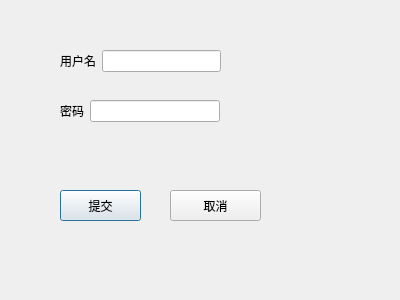
Before: the Qt Designer form ui/login.ui in Jane007/pythonwork, drawn with Qt 5.
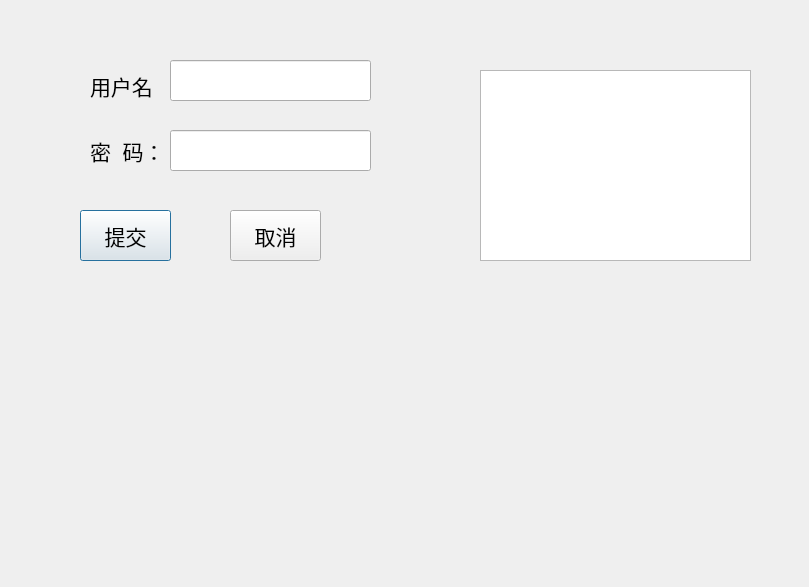
After: the same form once the commit is applied.

The edit to the form file:
```diff
--- a/ui/login.ui
+++ b/ui/login.ui
@@ -6,86 +6,140 @@
    <rect>
     <x>0</x>
     <y>0</y>
-    <width>400</width>
-    <height>300</height>
+    <width>809</width>
+    <height>587</height>
    </rect>
   </property>
+  <property name="font">
+   <font>
+    <pointsize>1</pointsize>
+   </font>
+  </property>
   <property name="windowTitle">
    <string>Dialog</string>
   </property>
   <widget class="QPushButton" name="pushButton">
    <property name="geometry">
     <rect>
-     <x>60</x>
-     <y>190</y>
-     <width>81</width>
-     <height>31</height>
+     <x>80</x>
+     <y>210</y>
+     <width>91</width>
+     <height>51</height>
     </rect>
    </property>
+   <property name="font">
+    <font>
+     <pointsize>16</pointsize>
+    </font>
+   </property>
    <property name="text">
     <string>提交</string>
    </property>
   </widget>
-  <widget class="QPushButton" name="pushButton_2">
+  <widget class="QLineEdit" name="username">
    <property name="geometry">
     <rect>
      <x>170</x>
-     <y>190</y>
+     <y>60</y>
+     <width>201</width>
+     <height>41</height>
+    </rect>
+   </property>
+   <property name="font">
+    <font>
+     <family>Arial Black</family>
+     <pointsize>15</pointsize>
+    </font>
+   </property>
+  </widget>
+  <widget class="QLineEdit" name="password">
+   <property name="geometry">
+    <rect>
+     <x>170</x>
+     <y>130</y>
+     <width>201</width>
+     <height>41</height>
+    </rect>
+   </property>
+   <property name="font">
+    <font>
+     <family>Arial Black</family>
+     <pointsize>15</pointsize>
+    </font>
+   </property>
+  </widget>
+  <widget class="QLabel" name="label">
+   <property name="geometry">
+    <rect>
+     <x>90</x>
+     <y>40</y>
+     <width>71</width>
+     <height>91</height>
+    </rect>
+   </property>
+   <property name="font">
+    <font>
+     <pointsize>16</pointsize>
+    </font>
+   </property>
+   <property name="text">
+    <string>用户名：</string>
+   </property>
+  </widget>
+  <widget class="QLabel" name="label_2">
+   <property name="geometry">
+    <rect>
+     <x>90</x>
+     <y>120</y>
      <width>91</width>
-     <height>31</height>
+     <height>61</height>
     </rect>
+   </property>
+   <property name="font">
+    <font>
+     <pointsize>16</pointsize>
+    </font>
+   </property>
+   <property name="styleSheet">
+    <string notr="true"/>
+   </property>
+   <property name="text">
+    <string>密  码：</string>
+   </property>
+  </widget>
+  <widget class="QToolButton" name="cacel">
+   <property name="geometry">
+    <rect>
+     <x>230</x>
+     <y>210</y>
+     <width>91</width>
+     <height>51</height>
+    </rect>
+   </property>
+   <property name="font">
+    <font>
+     <pointsize>16</pointsize>
+    </font>
    </property>
    <property name="text">
     <string>取消</string>
    </property>
   </widget>
-  <widget class="QWidget" name="formLayoutWidget">
+  <widget class="QTextBrowser" name="textBrowser">
    <property name="geometry">
     <rect>
-     <x>60</x>
-     <y>50</y>
-     <width>161</width>
-     <height>41</height>
+     <x>480</x>
+     <y>70</y>
+     <width>271</width>
+     <height>191</height>
     </rect>
    </property>
-   <layout class="QFormLayout" name="formLayout">
-    <item row="0" column="0">
-     <widget class="QLabel" name="Label">
-      <property name="text">
-       <string>用户名</string>
-      </property>
-     </widget>
-    </item>
-    <item row="0" column="1">
-     <widget class="QLineEdit" name="userName">
-      <property name="text">
-       <string/>
-      </property>
-     </widget>
-    </item>
-   </layout>
-  </widget>
-  <widget class="QWidget" name="formLayoutWidget_2">
-   <property name="geometry">
-    <rect>
-     <x>60</x>
-     <y>100</y>
-     <width>160</width>
-     <height>51</height>
-    </rect>
+   <property name="font">
+    <font>
+     <family>Arial Black</family>
+     <pointsize>15</pointsize>
+    </font>
    </property>
-   <layout class="QFormLayout" name="formLayout_2">
-    <item row="0" column="0">
-     <widget class="QLabel" name="Label_2">
-      <property name="text">
-       <string>密码</string>
-      </property>
-     </widget>
-    </item>
-    <item row="0" column="1">
-     <widget class="QLineEdit" name="password"/>
-    </item>
-   </layout>
   </widget>
  </widget>
  <resources/>
```
Left out of the diff: 19 changed lines with no effect on the pictures.
